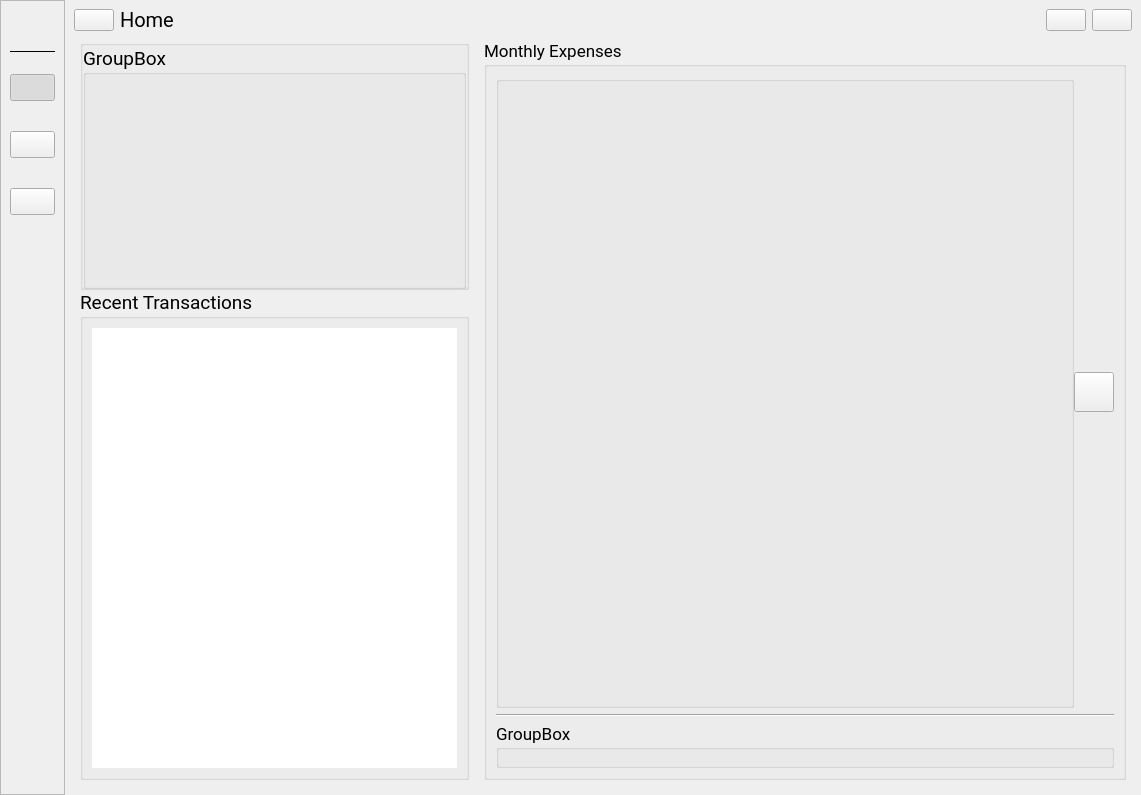
Qt form skeletons/MainWindow.ui (opierre/Budgetter) before a commit.
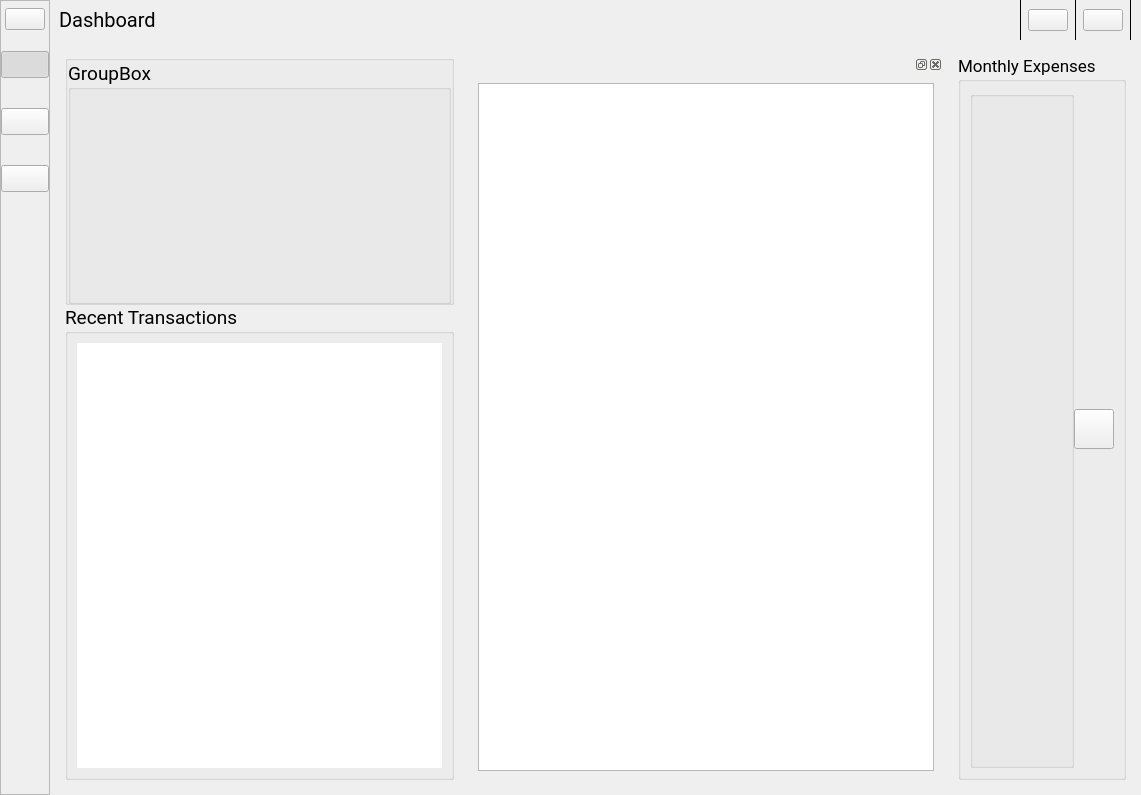
The same form after that commit. Icons and pictures are not drawn. Custom widgets are drawn as their Qt base class.

```diff
--- a/skeletons/MainWindow.ui
+++ b/skeletons/MainWindow.ui
@@ -505,7 +505,7 @@
         <number>15</number>
        </property>
        <property name="topMargin">
-        <number>0</number>
+        <number>15</number>
        </property>
        <property name="rightMargin">
         <number>15</number>
@@ -519,7 +519,82 @@
        <property name="verticalSpacing">
         <number>0</number>
        </property>
-       <item row="1" column="0" colspan="2">
+       <item row="0" column="2" rowspan="3">
+        <widget class="QDockWidget" name="monthlyExpenses">
+         <widget class="QWidget" name="dockWidgetContents">
+          <layout class="QGridLayout" name="gridLayout_9">
+           <item row="0" column="0">
+            <widget class="QListView" name="listView"/>
+           </item>
+          </layout>
+         </widget>
+        </widget>
+       </item>
+       <item row="0" column="0" colspan="2">
+        <widget class="QGroupBox" name="accounts">
+         <property name="sizePolicy">
+          <sizepolicy hsizetype="Minimum" vsizetype="Minimum">
+           <horstretch>0</horstretch>
+           <verstretch>0</verstretch>
+          </sizepolicy>
+         </property>
+         <property name="maximumSize">
+          <size>
+           <width>16777215</width>
+           <height>250</height>
+          </size>
+         </property>
+         <property name="font">
+          <font>
+           <family>Roboto</family>
+           <pointsize>14</pointsize>
+           <weight>50</weight>
+           <bold>false</bold>
+          </font>
+         </property>
+         <property name="title">
+          <string/>
+         </property>
+         <property name="checkable">
+          <bool>false</bool>
+         </property>
+         <layout class="QHBoxLayout" name="horizontalLayout_3">
+          <property name="leftMargin">
+           <number>0</number>
+          </property>
+          <property name="topMargin">
+           <number>0</number>
+          </property>
+          <property name="rightMargin">
+           <number>0</number>
+          </property>
+          <property name="bottomMargin">
+           <number>0</number>
+          </property>
+          <item>
+           <widget class="Card" name="card1">
+            <property name="minimumSize">
+             <size>
+              <width>383</width>
+              <height>243</height>
+             </size>
+            </property>
+            <property name="maximumSize">
+             <size>
+              <width>383</width>
+              <height>243</height>
+             </size>
+            </property>
+            <property name="title">
+             <string>GroupBox</string>
+            </property>
+            <layout class="QGridLayout" name="gridLayout_4"/>
+           </widget>
+          </item>
+         </layout>
+        </widget>
+       </item>
+       <item row="1" column="0" rowspan="2" colspan="2">
         <widget class="QGroupBox" name="transactions">
          <property name="font">
           <font>
@@ -550,7 +625,7 @@
          </layout>
         </widget>
        </item>
-       <item row="0" column="2" rowspan="2">
+       <item row="0" column="3" rowspan="3" colspan="2">
         <widget class="QGroupBox" name="distribution">
          <property name="font">
           <font>
@@ -700,84 +775,6 @@
             </widget>
            </widget>
           </item>
-          <item row="1" column="0">
-           <widget class="Line" name="line_2">
-            <property name="orientation">
-             <enum>Qt::Horizontal</enum>
-            </property>
-           </widget>
-          </item>
-          <item row="2" column="0">
-           <widget class="QGroupBox" name="groupBox">
-            <property name="title">
-             <string>GroupBox</string>
-            </property>
-           </widget>
-          </item>
-         </layout>
-        </widget>
-       </item>
-       <item row="0" column="0" colspan="2">
-        <widget class="QGroupBox" name="accounts">
-         <property name="sizePolicy">
-          <sizepolicy hsizetype="Minimum" vsizetype="Minimum">
-           <horstretch>0</horstretch>
-           <verstretch>0</verstretch>
-          </sizepolicy>
-         </property>
-         <property name="maximumSize">
-          <size>
-           <width>16777215</width>
-           <height>250</height>
-          </size>
-         </property>
-         <property name="font">
-          <font>
-           <family>Roboto</family>
-           <pointsize>14</pointsize>
-           <weight>50</weight>
-           <bold>false</bold>
-          </font>
-         </property>
-         <property name="title">
-          <string/>
-         </property>
-         <property name="checkable">
-          <bool>false</bool>
-         </property>
-         <layout class="QHBoxLayout" name="horizontalLayout_3">
-          <property name="leftMargin">
-           <number>0</number>
-          </property>
-          <property name="topMargin">
-           <number>0</number>
-          </property>
-          <property name="rightMargin">
-           <number>0</number>
-          </property>
-          <property name="bottomMargin">
-           <number>0</number>
-          </property>
-          <item>
-           <widget class="Card" name="card1">
-            <property name="minimumSize">
-             <size>
-              <width>383</width>
-              <height>243</height>
-             </size>
-            </property>
-            <property name="maximumSize">
-             <size>
-              <width>383</width>
-              <height>243</height>
-             </size>
-            </property>
-            <property name="title">
-             <string>GroupBox</string>
-            </property>
-            <layout class="QGridLayout" name="gridLayout_4"/>
-           </widget>
-          </item>
          </layout>
         </widget>
        </item>
@@ -814,34 +811,11 @@
      </property>
      <layout class="QHBoxLayout" name="horizontalLayout">
       <property name="topMargin">
-       <number>7</number>
+       <number>0</number>
       </property>
       <property name="bottomMargin">
-       <number>7</number>
+       <number>0</number>
       </property>
-      <item>
-       <widget class="QPushButton" name="menu">
-        <property name="cursor">
-         <cursorShape>PointingHandCursor</cursorShape>
-        </property>
-        <property name="text">
-         <string/>
-        </property>
-        <property name="icon">
-         <iconset resource="../resources/resources.qrc">
-          <normaloff>:/images/images/menu-white-36dp.svg</normaloff>:/images/images/menu-white-36dp.svg</iconset>
-        </property>
-        <property name="iconSize">
-         <size>
-          <width>24</width>
-          <height>24</height>
-         </size>
-        </property>
-        <property name="checkable">
-         <bool>true</bool>
-        </property>
-       </widget>
-      </item>
       <item>
        <widget class="QLabel" name="menuLabel">
         <property name="font">
@@ -851,7 +825,7 @@
          </font>
         </property>
         <property name="text">
-         <string>Home</string>
+         <string>Dashboard</string>
         </property>
        </widget>
       </item>
@@ -868,6 +842,16 @@
         </property>
        </spacer>
       </item>
+      <item>
+       <widget class="Line" name="line">
+        <property name="frameShadow">
+         <enum>QFrame::Plain</enum>
+        </property>
+        <property name="orientation">
+         <enum>Qt::Vertical</enum>
+        </property>
+       </widget>
+      </item>
       <item>
        <widget class="QPushButton" name="alerts">
         <property name="cursor">
@@ -885,12 +869,22 @@
         </property>
         <property name="iconSize">
          <size>
-          <width>24</width>
-          <height>24</height>
+          <width>22</width>
+          <height>22</height>
          </size>
         </property>
        </widget>
       </item>
+      <item>
+       <widget class="Line" name="line_2">
+        <property name="frameShadow">
+         <enum>QFrame::Plain</enum>
+        </property>
+        <property name="orientation">
+         <enum>Qt::Vertical</enum>
+        </property>
+       </widget>
+      </item>
       <item>
        <widget class="QPushButton" name="settings">
         <property name="cursor">
@@ -908,12 +902,22 @@
         </property>
         <property name="iconSize">
          <size>
-          <width>24</width>
-          <height>24</height>
+          <width>22</width>
+          <height>22</height>
          </size>
         </property>
        </widget>
       </item>
+      <item>
+       <widget class="Line" name="line_3">
+        <property name="frameShadow">
+         <enum>QFrame::Plain</enum>
+        </property>
+        <property name="orientation">
+         <enum>Qt::Vertical</enum>
+        </property>
+       </widget>
+      </item>
      </layout>
     </widget>
    </item>
@@ -927,13 +931,13 @@
      </property>
      <property name="minimumSize">
       <size>
-       <width>65</width>
+       <width>50</width>
        <height>0</height>
       </size>
      </property>
      <property name="maximumSize">
       <size>
-       <width>65</width>
+       <width>50</width>
        <height>16777215</height>
       </size>
      </property>
@@ -959,35 +963,72 @@
          <enum>QFrame::Raised</enum>
         </property>
         <layout class="QGridLayout" name="gridLayout_8">
+         <property name="leftMargin">
+          <number>0</number>
+         </property>
          <property name="topMargin">
           <number>7</number>
          </property>
+         <property name="rightMargin">
+          <number>0</number>
+         </property>
          <property name="bottomMargin">
           <number>7</number>
          </property>
-         <item row="2" column="0" colspan="2">
-          <widget class="Line" name="line">
-           <property name="sizePolicy">
-            <sizepolicy hsizetype="Expanding" vsizetype="Fixed">
-             <horstretch>0</horstretch>
-             <verstretch>0</verstretch>
-            </sizepolicy>
-           </property>
-           <property name="frameShadow">
-            <enum>QFrame::Plain</enum>
-           </property>
-           <property name="lineWidth">
-            <number>0</number>
-           </property>
-           <property name="midLineWidth">
-            <number>3</number>
-           </property>
+         <item row="1" column="0" colspan="2">
+          <layout class="QHBoxLayout" name="horizontalLayout_2">
+           <item>
+            <spacer name="horizontalSpacer_4">
            <property name="orientation">
             <enum>Qt::Horizontal</enum>
+             </property>
+             <property name="sizeHint" stdset="0">
+              <size>
+               <width>40</width>
+               <height>20</height>
+              </size>
+             </property>
+            </spacer>
+           </item>
+           <item>
+            <widget class="QPushButton" name="menu">
+             <property name="cursor">
+              <cursorShape>PointingHandCursor</cursorShape>
+             </property>
+             <property name="text">
+              <string/>
+             </property>
+             <property name="icon">
+              <iconset resource="../resources/resources.qrc">
+               <normaloff>:/images/images/menu-white-36dp.svg</normaloff>:/images/images/menu-white-36dp.svg</iconset>
+             </property>
+             <property name="iconSize">
+              <size>
+               <width>24</width>
+               <height>24</height>
+              </size>
+             </property>
+             <property name="checkable">
+              <bool>true</bool>
            </property>
           </widget>
          </item>
-         <item row="4" column="0" colspan="2">
+           <item>
+            <spacer name="horizontalSpacer_3">
+             <property name="orientation">
+              <enum>Qt::Horizontal</enum>
+             </property>
+             <property name="sizeHint" stdset="0">
+              <size>
+               <width>40</width>
+               <height>20</height>
+              </size>
+             </property>
+            </spacer>
+           </item>
+          </layout>
+         </item>
+         <item row="3" column="0" colspan="2">
           <layout class="QVBoxLayout" name="verticalLayout_2">
            <property name="spacing">
             <number>30</number>
@@ -996,12 +1037,10 @@
             <number>15</number>
            </property>
            <item>
-            <layout class="QHBoxLayout" name="horizontalLayout_6">
-             <item>
               <widget class="QPushButton" name="pushButtonHome">
                <property name="maximumSize">
                 <size>
-                 <width>250</width>
+               <width>50</width>
                  <height>34</height>
                 </size>
                </property>
@@ -1026,8 +1065,8 @@
                </property>
                <property name="iconSize">
                 <size>
-                 <width>28</width>
-                 <height>28</height>
+               <width>24</width>
+               <height>24</height>
                 </size>
                </property>
                <property name="checkable">
@@ -1039,27 +1078,10 @@
               </widget>
              </item>
              <item>
-              <spacer name="horizontalSpacer_5">
-               <property name="orientation">
-                <enum>Qt::Horizontal</enum>
-               </property>
-               <property name="sizeHint" stdset="0">
-                <size>
-                 <width>40</width>
-                 <height>20</height>
-                </size>
-               </property>
-              </spacer>
-             </item>
-            </layout>
-           </item>
-           <item>
-            <layout class="QHBoxLayout" name="horizontalLayout_7">
-             <item>
               <widget class="QPushButton" name="pushButtonManage">
                <property name="maximumSize">
                 <size>
-                 <width>250</width>
+               <width>50</width>
                  <height>34</height>
                 </size>
                </property>
@@ -1094,27 +1116,10 @@
               </widget>
              </item>
              <item>
-              <spacer name="horizontalSpacer_6">
-               <property name="orientation">
-                <enum>Qt::Horizontal</enum>
-               </property>
-               <property name="sizeHint" stdset="0">
-                <size>
-                 <width>40</width>
-                 <height>20</height>
-                </size>
-               </property>
-              </spacer>
-             </item>
-            </layout>
-           </item>
-           <item>
-            <layout class="QHBoxLayout" name="horizontalLayout_8">
-             <item>
               <widget class="QPushButton" name="pushButtonAnalytics">
                <property name="maximumSize">
                 <size>
-                 <width>250</width>
+               <width>50</width>
                  <height>34</height>
                 </size>
                </property>
@@ -1148,24 +1153,9 @@
                </property>
               </widget>
              </item>
-             <item>
-              <spacer name="horizontalSpacer_7">
-               <property name="orientation">
-                <enum>Qt::Horizontal</enum>
-               </property>
-               <property name="sizeHint" stdset="0">
-                <size>
-                 <width>40</width>
-                 <height>20</height>
-                </size>
-               </property>
-              </spacer>
-             </item>
-            </layout>
-           </item>
-          </layout>
-         </item>
-         <item row="7" column="0" colspan="2">
+          </layout>
+         </item>
+         <item row="6" column="0" colspan="2">
           <spacer name="verticalSpacer">
            <property name="orientation">
             <enum>Qt::Vertical</enum>
@@ -1178,73 +1168,6 @@
            </property>
           </spacer>
          </item>
-         <item row="1" column="0" colspan="2">
-          <layout class="QHBoxLayout" name="horizontalLayout_2">
-           <item>
-            <spacer name="horizontalSpacer_4">
-             <property name="orientation">
-              <enum>Qt::Horizontal</enum>
-             </property>
-             <property name="sizeHint" stdset="0">
-              <size>
-               <width>40</width>
-               <height>20</height>
-              </size>
-             </property>
-            </spacer>
-           </item>
-           <item>
-            <widget class="QLabel" name="labelLogo">
-             <property name="sizePolicy">
-              <sizepolicy hsizetype="Fixed" vsizetype="Fixed">
-               <horstretch>0</horstretch>
-               <verstretch>0</verstretch>
-              </sizepolicy>
-             </property>
-             <property name="minimumSize">
-              <size>
-               <width>40</width>
-               <height>36</height>
-              </size>
-             </property>
-             <property name="maximumSize">
-              <size>
-               <width>40</width>
-               <height>36</height>
-              </size>
-             </property>
-             <property name="text">
-              <string/>
-             </property>
-             <property name="pixmap">
-              <pixmap resource="../resources/resources.qrc">:/images/images/bold-36px-#3889F2.png</pixmap>
-             </property>
-             <property name="scaledContents">
-              <bool>false</bool>
-             </property>
-             <property name="alignment">
-              <set>Qt::AlignCenter</set>
-             </property>
-             <property name="wordWrap">
-              <bool>false</bool>
-             </property>
-            </widget>
-           </item>
-           <item>
-            <spacer name="horizontalSpacer_3">
-             <property name="orientation">
-              <enum>Qt::Horizontal</enum>
-             </property>
-             <property name="sizeHint" stdset="0">
-              <size>
-               <width>40</width>
-               <height>20</height>
-              </size>
-             </property>
-            </spacer>
-           </item>
-          </layout>
-         </item>
         </layout>
        </widget>
       </item>
```
Left out of the diff: 21 changed lines with no effect on the pictures. Lines whose indentation alone changed are shown as unchanged.
